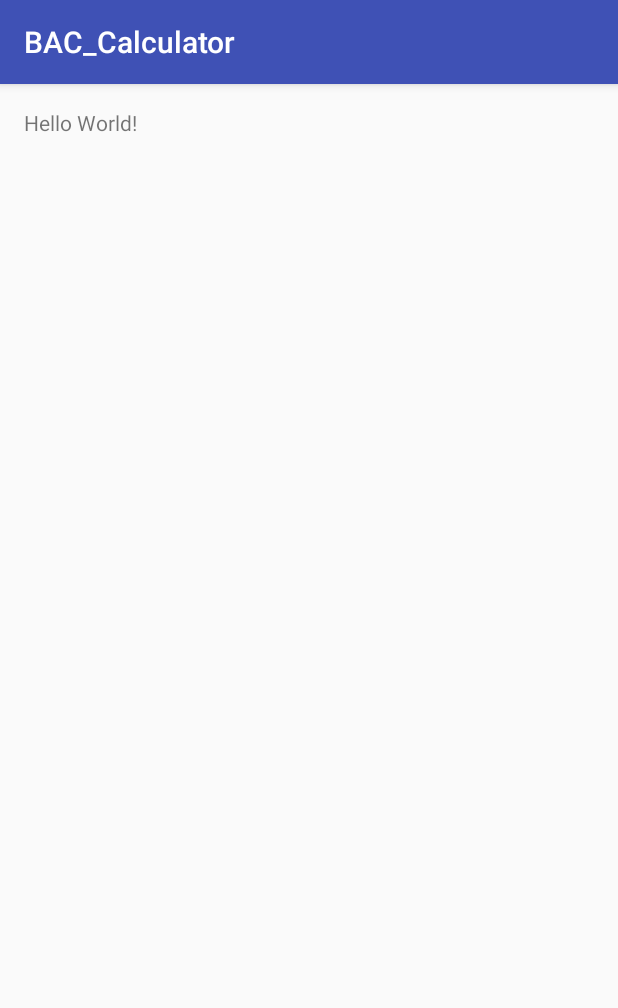
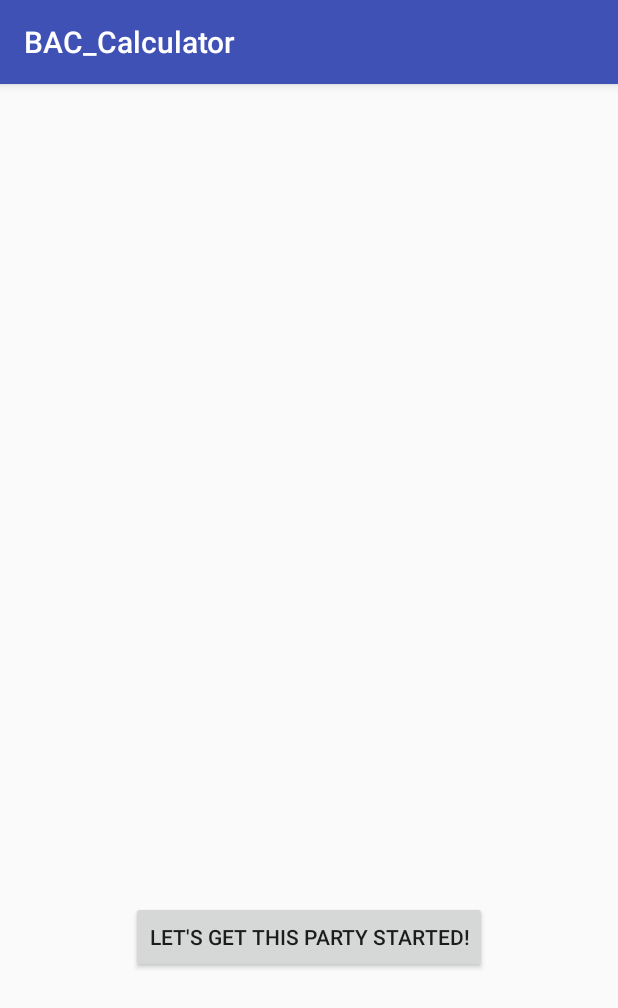
Before and after one commit to AdamKranz/BAC_Calculator, an Android app: the screen it shows after launch (MainActivity), on a phone screen of 412 x 824 dp. Shown: the top 1008 px of the screen. Run offline under Robolectric (Android 15) with nearby library versions, the phone set to English and light mode, and no system bars.

Commit message:
Added MainActivity Code

```diff
--- a/app/src/main/java/purdue/team/wildhacks/bac_calculator/MainActivity.java
+++ b/app/src/main/java/purdue/team/wildhacks/bac_calculator/MainActivity.java
@@ -1,7 +1,10 @@
 package purdue.team.wildhacks.bac_calculator;
 
+import android.content.Intent;
 import android.support.v7.app.AppCompatActivity;
 import android.os.Bundle;
+import android.view.View;
+import android.widget.Button;
 
 public class MainActivity extends AppCompatActivity {
 
@@ -9,5 +12,13 @@ public class MainActivity extends AppCompatActivity {
     protected void onCreate(Bundle savedInstanceState) {
         super.onCreate(savedInstanceState);
         setContentView(R.layout.activity_main);
+        Button button = (Button) findViewById(R.id.button);
+        button.setOnClickListener(new View.OnClickListener() {
+            @Override
+            public void onClick(View v) {
+                Intent intent = new Intent(MainActivity.this, UserInput.class);
+                startActivity(intent);
+            }
+        });
     }
 }
--- a/app/src/main/res/layout/activity_main.xml
+++ b/app/src/main/res/layout/activity_main.xml
@@ -9,8 +9,13 @@
     android:paddingTop="@dimen/activity_vertical_margin"
     tools:context="purdue.team.wildhacks.bac_calculator.MainActivity">
 
-    <TextView
+    <Button
         android:layout_width="wrap_content"
         android:layout_height="wrap_content"
-        android:text="Hello World!" />
+        android:text="Let&apos;s Get This Party Started!"
+        android:id="@+id/button"
+        android:layout_alignParentBottom="true"
+        android:layout_centerHorizontal="true"
+        android:layout_marginBottom="159dp" />
+
 </RelativeLayout>
```
Also changed, not shown: app/src/main/res/layout/activity_user_input.xml (+0 -8 lines).
